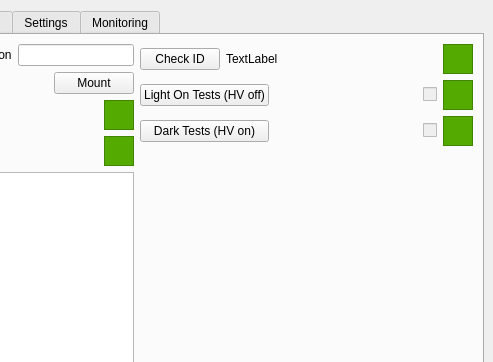
This is ui/integration.ui in pisaoutertracker/integration_tools as Qt 5 draws it before an edit; both pictures show x 220 to 713 and y 0 to 362 of the 713 by 568 pixel window. The edited form follows.
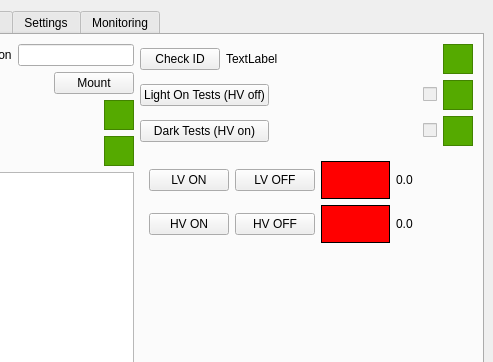
This is the edited form.

Commit message: add caen control and thermal camera

Diff of the .ui file:
```diff
--- a/ui/integration.ui
+++ b/ui/integration.ui
@@ -357,6 +357,94 @@
               <height>100</height>
              </size>
             </property>
+            <layout class="QHBoxLayout" name="caenLayout">
+             <item>
+              <layout class="QVBoxLayout" name="caenChannelLayout">
+               <item>
+                <layout class="QHBoxLayout" name="channelLayout">
+                 <item>
+                  <widget class="QPushButton" name="lvOnButton">
+                   <property name="text">
+                    <string>LV ON</string>
+                   </property>
+                  </widget>
+                 </item>
+                 <item>
+                  <widget class="QPushButton" name="lvOffButton">
+                   <property name="text">
+                    <string>LV OFF</string>
+                   </property>
+                  </widget>
+                 </item>
+                 <item>
+                  <widget class="QFrame" name="lvLed">
+                   <property name="minimumSize">
+                    <size>
+                     <width>30</width>
+                     <height>30</height>
+                    </size>
+                   </property>
+                   <property name="frameShape">
+                    <enum>QFrame::Box</enum>
+                   </property>
+                   <property name="styleSheet">
+                    <string>background-color: red;</string>
+                   </property>
+                  </widget>
+                 </item>
+                 <item>
+                  <widget class="QLabel" name="lvLabel">
+                   <property name="text">
+                    <string>0.0</string>
+                   </property>
+                  </widget>
+                 </item>
+                </layout>
+               </item>
+               <item>
+                <layout class="QHBoxLayout" name="channelLayout2">
+                 <item>
+                  <widget class="QPushButton" name="hvOnButton">
+                   <property name="text">
+                    <string>HV ON</string>
+                   </property>
+                  </widget>
+                 </item>
+                 <item>
+                  <widget class="QPushButton" name="hvOffButton">
+                   <property name="text">
+                    <string>HV OFF</string>
+                   </property>
+                  </widget>
+                 </item>
+                 <item>
+                  <widget class="QFrame" name="hvLed">
+                   <property name="minimumSize">
+                    <size>
+                     <width>30</width>
+                     <height>30</height>
+                    </size>
+                   </property>
+                   <property name="frameShape">
+                    <enum>QFrame::Box</enum>
+                   </property>
+                   <property name="styleSheet">
+                    <string>background-color: red;</string>
+                   </property>
+                  </widget>
+                 </item>
+                 <item>
+                  <widget class="QLabel" name="hvLabel">
+                   <property name="text">
+                    <string>0.0</string>
+                   </property>
+                  </widget>
+                 </item>
+                </layout>
+               </item>
+              </layout>
+             </item>
+            </layout>
            </widget>
           </item>
           <item>
```
The commit also changes 3 other files.
